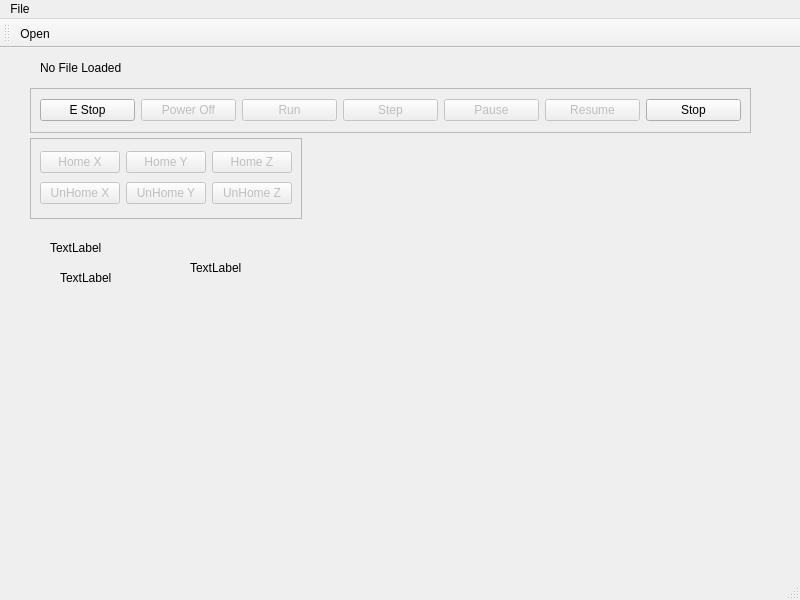
Before: the Qt Designer form emc/src/emc.ui in jethornton/EMC6, drawn with Qt 5.
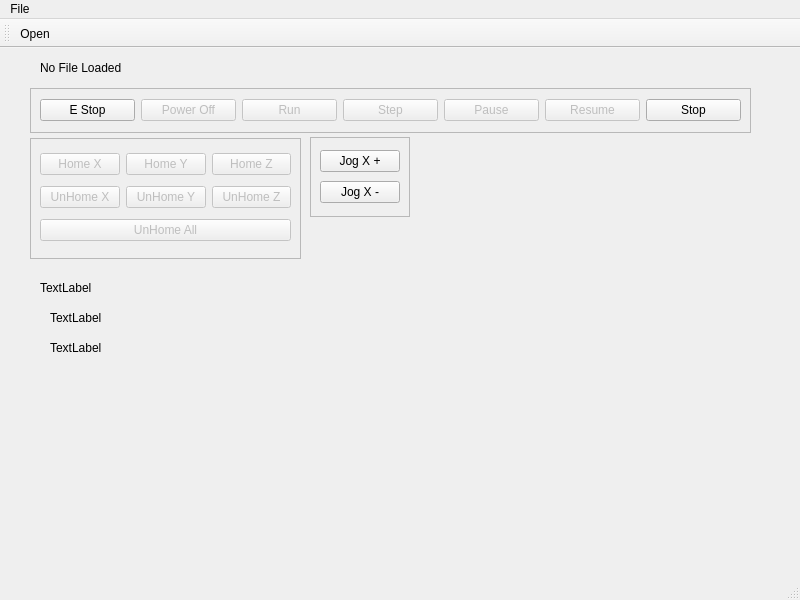
After: the same form once the commit is applied.

Patch:
```diff
--- a/emc/src/emc.ui
+++ b/emc/src/emc.ui
@@ -15,7 +15,7 @@
     <property name="geometry">
      <rect>
       <x>50</x>
-      <y>190</y>
+      <y>260</y>
       <width>66</width>
       <height>19</height>
      </rect>
@@ -27,9 +27,9 @@
    <widget class="QLabel" name="info_lb">
     <property name="geometry">
      <rect>
-      <x>60</x>
-      <y>220</y>
-      <width>521</width>
+      <x>40</x>
+      <y>230</y>
+      <width>91</width>
       <height>19</height>
      </rect>
     </property>
@@ -122,8 +122,8 @@
    <widget class="QLabel" name="status_lb">
     <property name="geometry">
      <rect>
-      <x>190</x>
-      <y>210</y>
+      <x>50</x>
+      <y>290</y>
       <width>141</width>
       <height>19</height>
      </rect>
@@ -137,8 +137,8 @@
      <rect>
       <x>30</x>
       <y>90</y>
-      <width>272</width>
-      <height>81</height>
+      <width>271</width>
+      <height>121</height>
      </rect>
     </property>
     <property name="frameShape">
@@ -168,13 +168,13 @@
        </property>
       </widget>
      </item>
-     <item row="0" column="1">
-      <widget class="QPushButton" name="home_pb_1">
+     <item row="1" column="2">
+      <widget class="QPushButton" name="unhome_pb_2">
        <property name="enabled">
         <bool>false</bool>
        </property>
        <property name="text">
-        <string>Home Y</string>
+        <string>UnHome Z</string>
        </property>
       </widget>
      </item>
@@ -198,13 +198,23 @@
        </property>
       </widget>
      </item>
-     <item row="1" column="2">
-      <widget class="QPushButton" name="unhome_pb_2">
+     <item row="0" column="1">
+      <widget class="QPushButton" name="home_pb_1">
        <property name="enabled">
         <bool>false</bool>
        </property>
        <property name="text">
-        <string>UnHome Z</string>
+        <string>Home Y</string>
+       </property>
+      </widget>
+     </item>
+     <item row="2" column="0" colspan="3">
+      <widget class="QPushButton" name="unhome_all_pb">
+       <property name="enabled">
+        <bool>false</bool>
+       </property>
+       <property name="text">
+        <string>UnHome All</string>
        </property>
       </widget>
      </item>
@@ -223,6 +233,38 @@
      <string>No File Loaded</string>
     </property>
    </widget>
+   <widget class="QFrame" name="frame_3">
+    <property name="geometry">
+     <rect>
+      <x>310</x>
+      <y>89</y>
+      <width>100</width>
+      <height>80</height>
+     </rect>
+    </property>
+    <property name="frameShape">
+     <enum>QFrame::StyledPanel</enum>
+    </property>
+    <property name="frameShadow">
+     <enum>QFrame::Raised</enum>
+    </property>
+    <layout class="QGridLayout" name="gridLayout_3">
+     <item row="0" column="0">
+      <widget class="QPushButton" name="jog_plus_pb_0">
+       <property name="text">
+        <string>Jog X +</string>
+       </property>
+      </widget>
+     </item>
+     <item row="1" column="0">
+      <widget class="QPushButton" name="jog_minus_pb_0">
+       <property name="text">
+        <string>Jog X -</string>
+       </property>
+      </widget>
+     </item>
+    </layout>
+   </widget>
   </widget>
   <widget class="QMenuBar" name="menubar">
    <property name="geometry">
```
